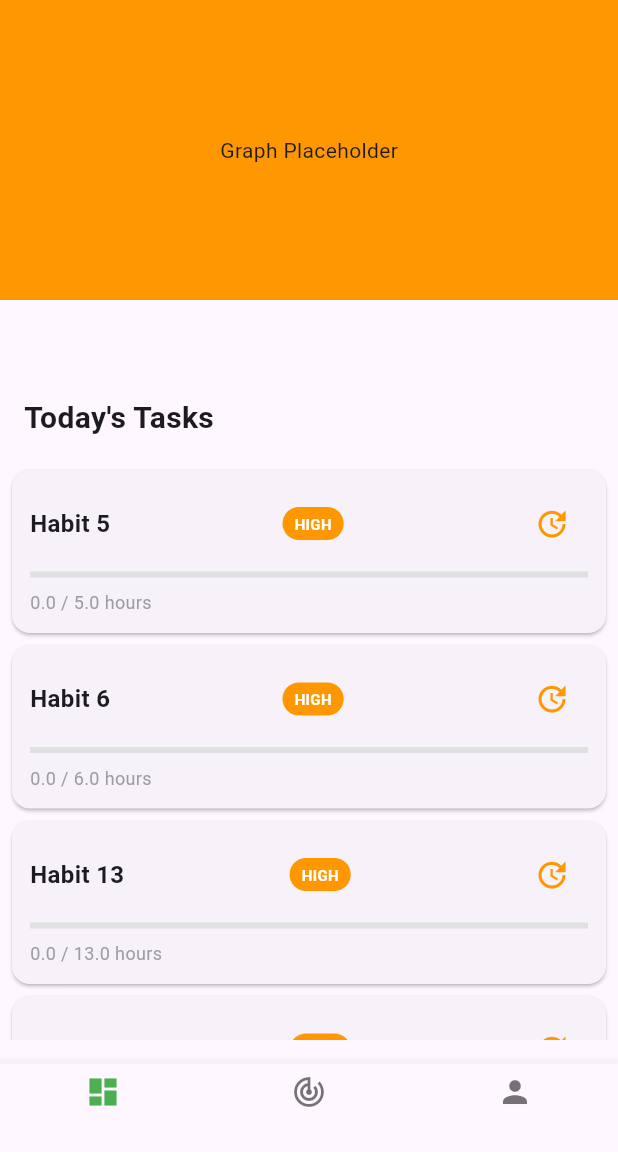
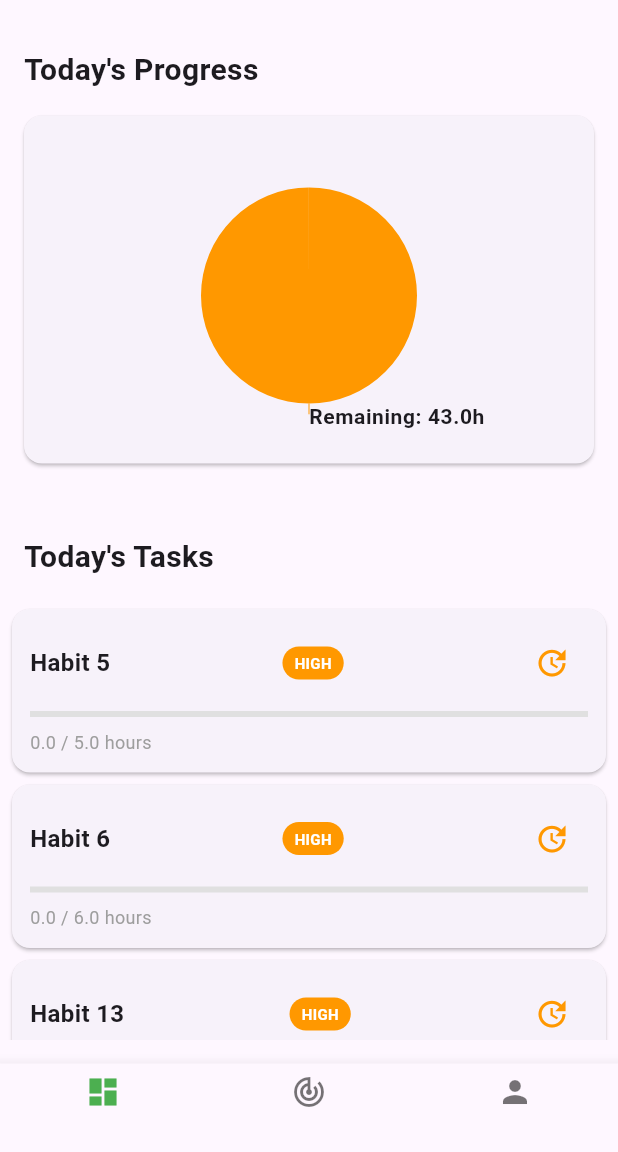
Before and after one commit to sk4ndal-commits/habitlyy, a Flutter app: the screen it shows after launch, on a phone screen of 412 x 824 dp, the part 84-1236 px from its top. Run offline on Flutter 3.47's test engine with Material 3 defaults, Android fonts, the phone set to English and light mode, and no system bars; our stand-ins replace get_it, syncfusion_flutter_charts.

Commit message:
Add progress Graph

```diff
--- a/lib/main.dart
+++ b/lib/main.dart
@@ -1,5 +1,7 @@
 import 'package:flutter/material.dart';
 import 'package:flutter_localizations/flutter_localizations.dart';
+import 'package:habitlyy/providers/habit_provider.dart';
+import 'package:provider/provider.dart';
 import 'package:habitlyy/service_locator.dart';
 import 'generated/l10n.dart';
 import 'homepage/homepage_view.dart';
@@ -14,7 +16,11 @@ class MyApp extends StatelessWidget {
 
   @override
   Widget build(BuildContext context) {
-    return MaterialApp(
+    return MultiProvider(
+      providers: [
+        ChangeNotifierProvider(create: (_) => HabitsProvider()),
+      ],
+      child: MaterialApp(
         themeMode: ThemeMode.system,
         darkTheme: ThemeData.dark(),
         theme: ThemeData.light(),
@@ -26,6 +32,7 @@ class MyApp extends StatelessWidget {
           GlobalCupertinoLocalizations.delegate,
         ],
         supportedLocales: S.delegate.supportedLocales,
+      ),
     );
   }
 }
--- /dev/null
+++ b/lib/providers/habit_provider.dart
@@ -0,0 +1,18 @@
+import 'package:flutter/material.dart';
+import 'package:habitlyy/viewmodels/habits/habit_viewmodel.dart';
+
+class HabitsProvider with ChangeNotifier {
+  List<TimeInvestmentHabitViewModel> _todayHabits = [];
+
+  List<TimeInvestmentHabitViewModel> get todayHabits => _todayHabits;
+
+  void setTodayHabits(List<TimeInvestmentHabitViewModel> habits) {
+    _todayHabits = habits;
+    notifyListeners();
+  }
+
+  void updateInvestedHours(TimeInvestmentHabitViewModel habit, double hours) {
+    habit.investedHours += hours;
+    notifyListeners();
+  }
+}
--- a/lib/views/dashboard/dashboard_graph_view.dart
+++ b/lib/views/dashboard/dashboard_graph_view.dart
@@ -1 +1,74 @@
 import 'package:flutter/material.dart';
+import 'package:syncfusion_flutter_charts/charts.dart';
+import 'package:provider/provider.dart';
+import '../../providers/habit_provider.dart';
+import '../../service_locator.dart';
+import '../../services/habits/ihabits_service.dart';
+
+class DashboardGraphView extends StatefulWidget {
+  @override
+  _DashboardGraphViewState createState() => _DashboardGraphViewState();
+}
+
+class _DashboardGraphViewState extends State<DashboardGraphView> {
+  @override
+  void initState() {
+    super.initState();
+    _loadData();
+  }
+
+  void _loadData() {
+    final habitsService = getIt<IHabitsService>();
+    final todayHabits = habitsService.getTodayHabits();
+    Future.microtask(() {
+      Provider.of<HabitsProvider>(context, listen: false)
+          .setTodayHabits(todayHabits);
+    });
+  }
+
+  @override
+  Widget build(BuildContext context) {
+    final todayHabits = Provider.of<HabitsProvider>(context).todayHabits;
+
+    double totalTargetHours =
+        todayHabits.fold(0, (sum, habit) => sum + habit.targetHours);
+    double totalInvestedHours =
+        todayHabits.fold(0, (sum, habit) => sum + habit.investedHours);
+
+    final data = [
+      PieChartData('Invested', totalInvestedHours, Colors.green),
+      PieChartData(
+          'Remaining', totalTargetHours - totalInvestedHours, Colors.orange),
+    ];
+
+    return SfCircularChart(
+      series: <CircularSeries>[
+        PieSeries<PieChartData, String>(
+          dataSource: data,
+          xValueMapper: (PieChartData data, _) => data.label,
+          yValueMapper: (PieChartData data, _) => data.value,
+          pointColorMapper: (PieChartData data, _) => data.color,
+          dataLabelMapper: (PieChartData data, _) =>
+              '${data.label}: ${data.value.toStringAsFixed(1)}h',
+          dataLabelSettings: DataLabelSettings(
+            isVisible: true,
+            textStyle: TextStyle(fontSize: 14, fontWeight: FontWeight.bold),
+            labelPosition: ChartDataLabelPosition.outside,
+            connectorLineSettings: ConnectorLineSettings(
+              type: ConnectorType.curve,
+              length: '10%',
+            ),
+          ),
+        ),
+      ],
+    );
+  }
+}
+
+class PieChartData {
+  final String label;
+  final double value;
+  final Color color;
+
+  PieChartData(this.label, this.value, this.color);
+}
--- a/lib/views/dashboard/dashboard_list_item_view.dart
+++ b/lib/views/dashboard/dashboard_list_item_view.dart
@@ -1,5 +1,8 @@
 import 'package:flutter/material.dart';
+import 'package:provider/provider.dart';
 import 'package:habitlyy/viewmodels/habits/habit_viewmodel.dart';
+
+import '../../providers/habit_provider.dart';
 
 class DashboardListItemView extends StatefulWidget {
   final TimeInvestmentHabitViewModel habit;
@@ -123,9 +126,9 @@ class _DashboardListItemViewState extends State<DashboardListItemView> {
                   final newInvestedHours =
                       double.tryParse(investedHoursController.text);
                   if (newInvestedHours != null) {
-                    setState(() {
-                      habit.investedHours += newInvestedHours;
-                    });
+                    Provider.of<HabitsProvider>(context, listen: false)
+                        .updateInvestedHours(widget.habit, newInvestedHours);
+                    setState(() {});
                     Navigator.of(context).pop();
                     ScaffoldMessenger.of(context).showSnackBar(
                       SnackBar(
--- a/lib/views/dashboard/dashboard_list_view.dart
+++ b/lib/views/dashboard/dashboard_list_view.dart
@@ -8,13 +8,16 @@ class DashboardListView extends StatelessWidget {
   Widget build(BuildContext context) {
     final habitsService = getIt<IHabitsService>();
     final todayHabits = habitsService.getTodayHabits();
-    todayHabits.sort((a, b) => a.priority.index.compareTo(b.priority.index));
+    final filteredHabits = todayHabits
+        .where((habit) => habit.investedHours < habit.targetHours)
+        .toList();
+    filteredHabits.sort((a, b) => a.priority.index.compareTo(b.priority.index));
 
     return Expanded(
       child: ListView.builder(
-        itemCount: todayHabits.length,
+        itemCount: filteredHabits.length,
         itemBuilder: (context, index) {
-          final habit = todayHabits[index];
+          final habit = filteredHabits[index];
           return DashboardListItemView(habit: habit);
         },
       ),
--- a/lib/views/dashboard/dashboard_view.dart
+++ b/lib/views/dashboard/dashboard_view.dart
@@ -1,5 +1,5 @@
 import 'package:flutter/material.dart';
-import 'package:habitlyy/services/habits/ihabits_service.dart';
+import 'package:habitlyy/views/dashboard/dashboard_graph_view.dart';
 import 'dashboard_list_view.dart';
 
 class DashboardView extends StatelessWidget {
@@ -8,14 +8,39 @@ class DashboardView extends StatelessWidget {
     return Scaffold(
       body: Column(
         children: [
+          SizedBox(height: 32.0),
+          Align(
+            alignment: Alignment.centerLeft,
+            child: Padding(
+              padding: EdgeInsets.symmetric(horizontal: 16.0),
+              child: Text(
+                "Today's Progress",
+                style: TextStyle(
+                  fontSize: 20.0,
+                  fontWeight: FontWeight.bold,
+                ),
+              ),
+            ),
+          ),
           // First row: Graph
-          Container(
-            height: 200,
-            color: Colors.orange, // Placeholder for the graph
-            child: Center(child: Text('Graph Placeholder')),
+          Card(
+            margin: EdgeInsets.all(16.0),
+            child: Padding(
+              padding: EdgeInsets.all(12.0),
+              child: Column(
+                crossAxisAlignment: CrossAxisAlignment.start,
+                children: [
+                  SizedBox(height: 8.0),
+                  Container(
+                    height: 200,
+                    child: DashboardGraphView(),
+                  ),
+                ],
+              ),
+            ),
           ),
           // Heading: Today's Tasks
-          SizedBox(height: 64.0),
+          SizedBox(height: 32.0),
           Align(
             alignment: Alignment.centerLeft,
             child: Padding(
--- a/pubspec.yaml
+++ b/pubspec.yaml
@@ -35,6 +35,8 @@ dependencies:
   intl: ^0.19.0
   get_it: ^7.2.0
   mockito: ^5.0.16
+  syncfusion_flutter_charts: ^20.3.47
+  provider: ^6.0.1
 
   # The following adds the Cupertino Icons font to your application.
   # Use with the CupertinoIcons class for iOS style icons.
```
Lines whose indentation alone changed are shown as unchanged.
